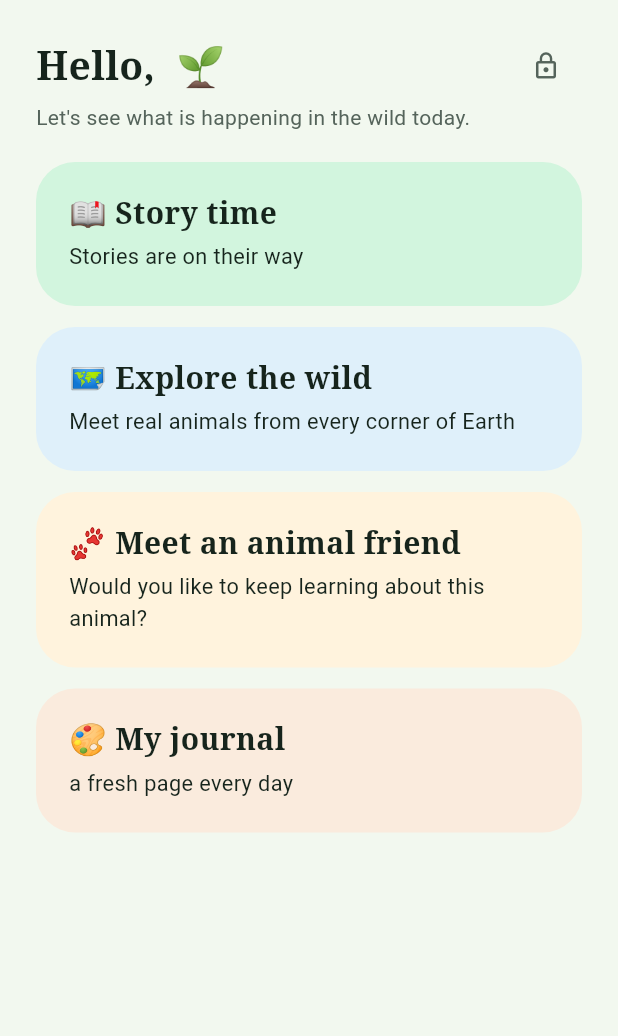
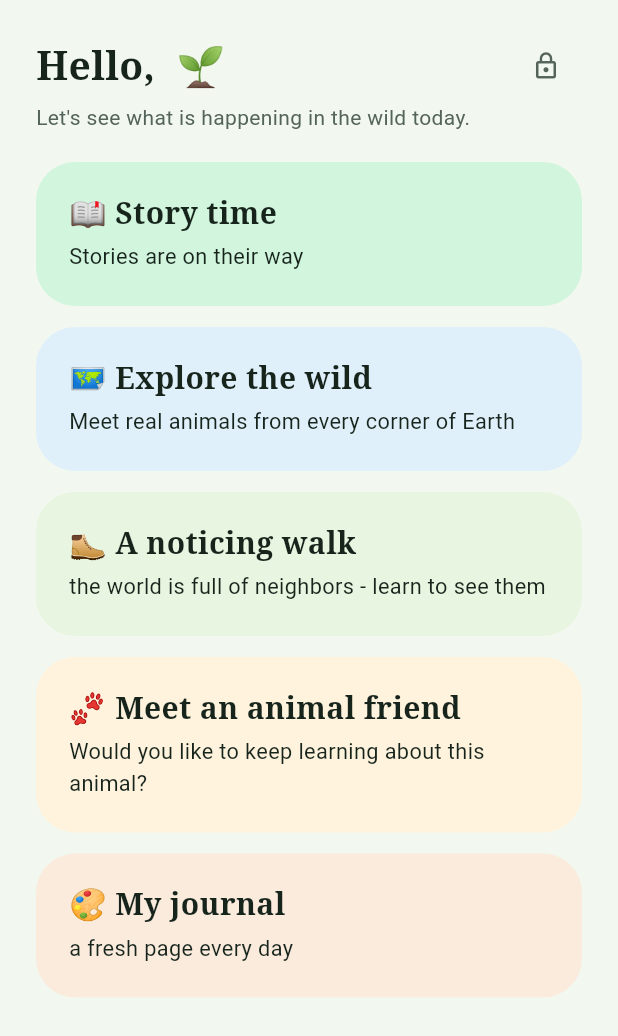
Before and after one commit to Yakir-ash/hopeling, a Flutter app: the KidsHome screen opened directly with empty values, on a phone screen of 412 x 824 dp. Shown: the top 1036 px of the screen. Run offline on Flutter 3.47's test engine with Material 3 defaults, Android fonts, the phone set to English and light mode, and no system bars; our stand-ins replace cached_network_image, flutter_cache_manager, flutter_local_notifications, flutter_tts, shared_preferences, timezone; accounts and stored records are empty; network calls fail.

Commit message:
The Noticing Walk (Wild Explorer v1): Pause, Observe, Wonder, Reveal, Remember - the friend's definition built with its constitutional trims. The child DECLARES where they are from six habitat chips (window, garden, street, trees, water, beach - the window is first-class, so every child gets to play); no GPS, no camera, no microphone exist anywhere in the flow - the child's own ears and eyes do all the noticing and we trust their answers like we trust everyone's. Pause is a dark twenty-second screen with a breathing circle (eight seconds and still under reduced motion, fully described to screen readers, ending in a settle haptic - the phone bows out and the world comes forward). One sensory prompt to observe (swappable, day-rotated), one wonder question with no wrong answers, then the reveal: deterministic from habitat + day + the child's own noticing - the mystery lives in the world, never in a roll - arriving as a 1.6-second quiet fade, no confetti. The copy never claims an animal IS there: neighbors 'live in places like this', you are 'the guest - a quiet, kind one'. Twenty-four animals across the six habitats, each with its sign, one true detail, and a memory hook that works without the app; met neighbors join My discoveries, and Remember ends with a door straight into the Nature Journal: 'Want to draw what you noticed?' Five constitution tests including the guest-never-landlord copy scan

```diff
--- /dev/null
+++ b/app/lib/data/explorer.dart
@@ -0,0 +1,197 @@
+// The Noticing Walk (Wild Explorer v1) - Pause, Observe, Wonder,
+// Reveal, Remember. Built from the Wild Explorer definition with its
+// constitutional trims: the child DECLARES where they are (six habitat
+// chips, including the window - every child gets to play), no GPS, no
+// camera, no microphone - the child's own ears and eyes do all the
+// noticing, and we trust their answers the way the whole app trusts
+// its people. The reveal is deterministic from the habitat, the day
+// and what the child chose - the mystery lives in the world, never in
+// a roll - and the copy never claims an animal IS there, only that it
+// lives in places like this. You are a guest in their home.
+
+import '../core/clock.dart';
+
+// ---------- the habitats ----------
+
+class Habitat {
+  final String id, emo, name;
+  final List<WalkAnimal> cast;
+  final List<String> observePrompts;
+  const Habitat(this.id, this.emo, this.name, this.cast,
+      this.observePrompts);
+}
+
+class WalkAnimal {
+  final String emo, name;
+  final String sign; // what it leaves behind - the noticing clue
+  final String detail; // one unforgettable thing, true
+  final String hook; // how to know it again without the app
+  const WalkAnimal(this.emo, this.name, this.sign, this.detail, this.hook);
+}
+
+const habitats = [
+  Habitat('window', '🪟', 'By my window', [
+    WalkAnimal('🐦', 'House sparrow',
+        'quick shapes hopping on ledges and wires',
+        'Sparrows take dust baths to keep their feathers clean.',
+        'Small, brown, loud, always in a gang.'),
+    WalkAnimal('🕊', 'Pigeon', 'soft cooing and bobbing heads',
+        'Pigeons find their way home from hundreds of kilometers away.',
+        'Walks like its head is on a spring.'),
+    WalkAnimal('🐝', 'Bee', 'a small hum passing the glass',
+        'A bee visits hundreds of flowers in one trip.',
+        'Fuzzy, busy, never in a straight line.'),
+    WalkAnimal('☁️', 'Swift', 'fast sickle wings high in the sky',
+        'Swifts can eat, drink and even sleep while flying.',
+        'Never lands on a wire - always in the air.'),
+  ], [
+    'Look out and find something that moves without wind.',
+    'Can you hear a sound that repeats?',
+    'Count every living thing you can see from here.',
+    'Find three different colors that nature made.',
+  ]),
+  Habitat('garden', '🌼', 'A garden or backyard', [
+    WalkAnimal('🐌', 'Snail', 'a silver ribbon on the path',
+        'A snail can sleep for months when the weather is wrong.',
+        'Follow the shiny trail to the traveler.'),
+    WalkAnimal('🐞', 'Ladybug', 'tiny red domes on stems and leaves',
+        'One ladybug eats thousands of plant-hurting bugs in its life.',
+        'Count the spots - each kind has its own number.'),
+    WalkAnimal('🪱', 'Earthworm', 'little soil doors in the ground',
+        'Earthworms breathe through their skin.',
+        'After rain, look at the pavement edges.'),
+    WalkAnimal('🐦', 'Robin', 'a head tilted at the ground, listening',
+        'A robin tilts its head to hear worms moving under the soil.',
+        'Red-orange chest, hops then freezes, hops then freezes.'),
+  ], [
+    'Explore one square of ground as if it were a whole world.',
+    'Find something with three different colors on it.',
+    'Can you spot evidence that an animal was here?',
+    'Find the oldest living thing you can see.',
+  ]),
+  Habitat('street', '🏙', 'A street or city', [
+    WalkAnimal('🐦‍⬛', 'Crow', 'a black watcher on a lamp post',
+        'Crows remember human faces for years.',
+        'Struts like it owns the street - it sort of does.'),
+    WalkAnimal('🕊', 'Pigeon', 'gathered commuters of the pavement',
+        'Pigeon parents make milk for their chicks - birds with milk!',
+        'Look for the green-purple shine on their necks.'),
+    WalkAnimal('🦇', 'Bat', 'quick shadows around the streetlights at dusk',
+        'One bat can catch a thousand insects in an hour.',
+        'At dusk, watch the streetlights - not the sky.'),
+    WalkAnimal('🌿', 'Wall plants', 'green pushing through every crack',
+        'Some city wall plants can live for decades in a fingernail of soil.',
+        'The wild never really left the city.'),
+  ], [
+    'Look up, look down, and look between buildings for something alive.',
+    'Find a plant growing where nobody planted it.',
+    'Can you hear a bird over the traffic?',
+    'Find the place on this street where an animal could drink.',
+  ]),
+  Habitat('trees', '🌲', 'Among trees or a park', [
+    WalkAnimal('🐿', 'Squirrel', 'a spiral of claw-scratches up the bark',
+        'Squirrels plant thousands of trees by forgetting where they buried acorns.',
+        'Watch the tail - it talks more than the squirrel does.'),
+    WalkAnimal('🪶', 'Woodpecker', 'a sound that taps against wood',
+        'A woodpecker\'s tongue wraps around the inside of its skull.',
+        'Follow the tapping, look at trunks, not the sky.'),
+    WalkAnimal('🦉', 'Owl', 'a pellet or a downy feather at a tree\'s foot',
+        'Owl feathers have soft edges so their flight makes almost no sound.',
+        'By day, look for the quietest shape against the trunk.'),
+    WalkAnimal('🐜', 'Ants', 'a moving thread on the bark road',
+        'An ant colony can be older than the person walking past it.',
+        'Follow the line both ways - one end is home.'),
+  ], [
+    'Find three different leaf shapes.',
+    'Can you hear a sound that repeats against wood?',
+    'Touch one kind of bark gently. What does it feel like?',
+    'Find evidence that an animal was here.',
+  ]),
+  Habitat('water', '🏞', 'Near water - a pond, river or fountain', [
+    WalkAnimal('🐸', 'Frog', 'a plip! and rings spreading on the water',
+        'Frogs drink through their skin instead of their mouths.',
+        'Sit still one minute - the pond forgets you and wakes up.'),
+    WalkAnimal('✨', 'Dragonfly', 'a glitter that hovers and darts',
+        'A dragonfly can fly backwards.',
+        'It patrols the same route - wait, it will come back.'),
+    WalkAnimal('🦆', 'Duck', 'upside-down tails and ripple trails',
+        'Ducklings can swim within hours of hatching.',
+        'Upside down means dinner time below.'),
+    WalkAnimal('🪰', 'Water strider', 'tiny dimples walking ON the water',
+        'Water striders walk on water using hairs on their feet.',
+        'Look at the surface itself, not through it.'),
+  ], [
+    'Watch the ripples. What made them?',
+    'Spot something alive above the water and something below.',
+    'Listen quietly - can you hear a plip or a splash?',
+    'Follow the edge of the water and find three kinds of life.',
+  ]),
+  Habitat('beach', '🌊', 'A beach or shore', [
+    WalkAnimal('🦀', 'Crab', 'sideways tracks and little sand balls',
+        'A crab\'s eyes stand on stalks so it can hide flat and still watch.',
+        'Look where the wave just left - someone always hurries.'),
+    WalkAnimal('🐚', 'Shellmakers', 'the empty houses on the tide line',
+        'Every shell was built by its animal, one thin layer at a time.',
+        'A shell is a finished house, never just a pebble.'),
+    WalkAnimal('🕊', 'Gull', 'a cry that rides the wind',
+        'Gulls stamp the sand like rain to trick worms up.',
+        'Watch one do the rain dance.'),
+    WalkAnimal('🪶', 'Sandpiper', 'stitch-stitch-stitch tracks by the foam',
+        'Sandpipers chase each retreating wave to eat what it uncovers.',
+        'The little sewing machine of the tide line.'),
+  ], [
+    'Wait for a wave to retreat and see what it uncovers.',
+    'Find a track in the sand and guess who made it.',
+    'Find something the sea built and something it borrowed.',
+    'Close your eyes. How many different sounds is the water making?',
+  ]),
+];
+
+// ---------- wonder: the prediction ----------
+
+const wonderQuestions = [
+  ('Who do you think has been here?', ['Someone with wings', 'Someone with legs', 'Someone very small']),
+  ('What do you think they were doing?', ['Visiting', 'Feeding', 'Hiding', 'Building']),
+  ('When do you think they come?', ['In the morning', 'In the day', 'At night']),
+];
+
+(String, List<String>) wonderFor([DateTime? now]) =>
+    wonderQuestions[dailyIndex(wonderQuestions.length, 'wq', now)];
+
+// ---------- reveal: deterministic, from the world not a roll ----------
+
+/// Which animal the walk reveals: seeded by habitat + day + the
+/// child's own answers. The same walk with the same noticing always
+/// meets the same neighbor - a home, not a slot machine.
+WalkAnimal revealFor(Habitat h, int observeChoice, int wonderChoice,
+    [DateTime? now]) {
+  final seed = 'rv${h.id}$observeChoice$wonderChoice';
+  return h.cast[dailyIndex(h.cast.length, seed, now)];
+}
+
+class WalkCopy {
+  static const door = '🥾 A noticing walk';
+  static const doorSub = 'the world is full of neighbors - learn to see them';
+  static const pause =
+      'Put the phone down, or hold it at your side. Just look and '
+      'listen. The walk starts with you, not the screen.';
+  static const pauseA11y =
+      'A quiet pause. Twenty seconds to look and listen around you. '
+      'The screen will chime gently when time is up.';
+
+  /// Honest presence: lives-here language, never is-here claims.
+  static String reveal(WalkAnimal a, Habitat h) =>
+      '${a.name}s live in places like this. You didn\'t need to see '
+      'one - you noticed ${a.sign}. That is how real explorers meet '
+      'their neighbors.';
+  static const guest =
+      'Every animal you meet is at home. You are the guest - '
+      'a quiet, kind one.';
+  static String remember(WalkAnimal a) =>
+      'Could you know a ${a.name.toLowerCase()} tomorrow, without me? '
+      'Here is the secret: ${a.hook}';
+  static const drawIt = 'Want to draw what you noticed?';
+  static const end =
+      'The walk is finished, but noticing never is. The neighbors '
+      'will be here tomorrow.';
+}
--- a/app/lib/features/kids/kids_screen.dart
+++ b/app/lib/features/kids/kids_screen.dart
@@ -18,8 +18,10 @@ import '../../data/pulse.dart';
 import '../../data/save.dart';
 import '../../data/wiki.dart';
 import '../../data/bedtime.dart';
+import '../../data/explorer.dart';
 import '../../data/journal.dart';
 import '../grove/grove_screen.dart' show HoldToCommit, RainBurst;
+import 'explorer_screen.dart';
 import 'journal_screen.dart';
 import '../me/me_screen.dart' show openNewsLink;
 import 'bedtime_screen.dart';
@@ -562,6 +564,22 @@ class _KidsHomeState extends State<KidsHome> {
                 'Meet real animals from every corner of Earth',
                 const Color(0xFFDFF0FA),
                 onTap: _openExplore,
+              ),
+              _bigCard(
+                WalkCopy.door,
+                WalkCopy.doorSub,
+                const Color(0xFFE8F5E0),
+                onTap: () => Navigator.of(context).push(risePush(
+                    ExplorerScreen(
+                        kidId: k.id,
+                        speak: _speak,
+                        onMet: (name) {
+                          if (!k.speciesMet.contains(name)) {
+                            k.speciesMet.add(name);
+                            _persistKid();
+                            setState(() {});
+                          }
+                        }))),
               ),
               _bigCard(
                 g == null ? '🐾 Meet an animal friend' : '${g.emo} My ${g.name}',
```
Also changed, not shown: app/lib/features/kids/explorer_screen.dart (added, +342 -0 lines), 1 other file.
